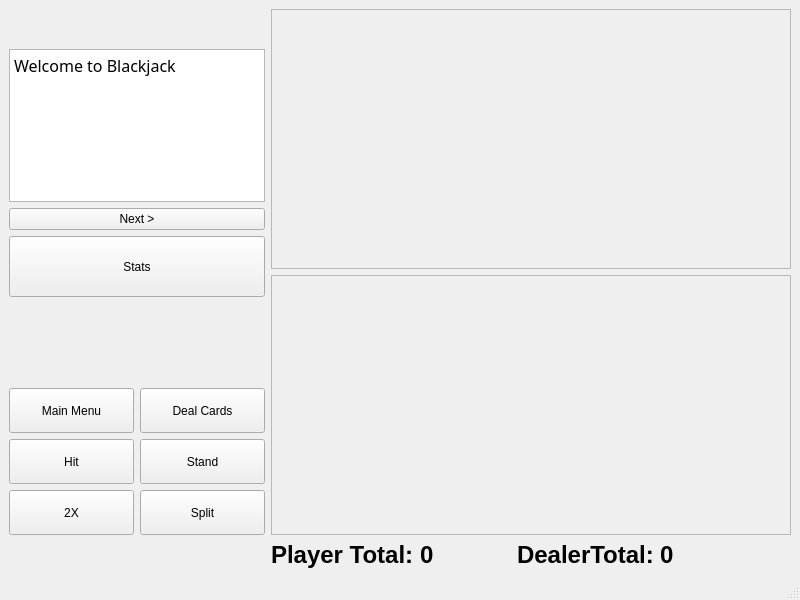
Before: the Qt Designer form blackJackTeacher/PlayingWindow.ui in UofU-CS3505/cs3505-assignment9-BradleyBartelt, drawn with Qt 5.
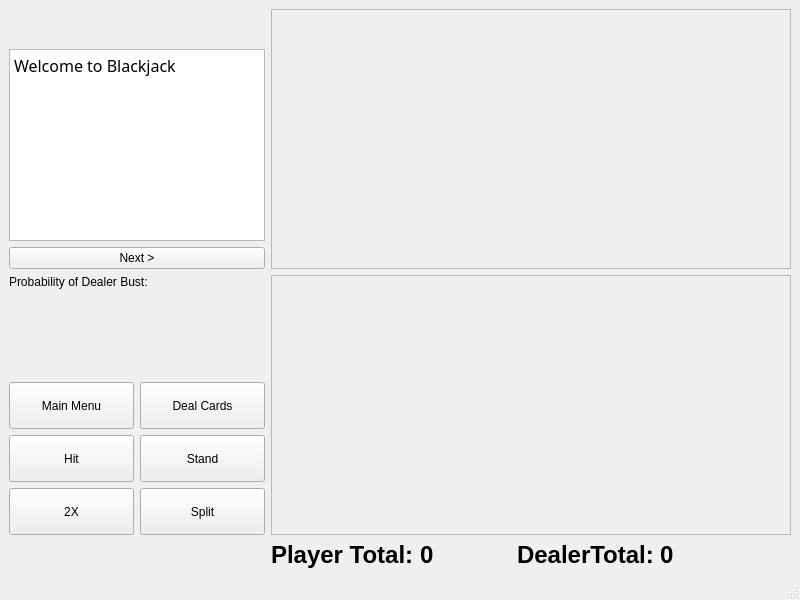
After: the same form once the commit is applied.

Commit message: Added label for stats. Fleshed out some more signals

```diff
--- a/blackJackTeacher/PlayingWindow.ui
+++ b/blackJackTeacher/PlayingWindow.ui
@@ -18,77 +18,6 @@
     <property name="sizeConstraint">
      <enum>QLayout::SetDefaultConstraint</enum>
     </property>
-    <item row="0" column="0">
-     <layout class="QVBoxLayout" name="statsAndTextLayout" stretch="0,5,0,2,0">
-      <item>
-       <spacer name="verticalSpacer_2">
-        <property name="orientation">
-         <enum>Qt::Vertical</enum>
-        </property>
-        <property name="sizeHint" stdset="0">
-         <size>
-          <width>20</width>
-          <height>40</height>
-         </size>
-        </property>
-       </spacer>
-      </item>
-      <item>
-       <widget class="QTextBrowser" name="textDisplay">
-        <property name="font">
-         <font>
-          <family>Rockwell Extra Bold</family>
-          <pointsize>12</pointsize>
-          <bold>true</bold>
-         </font>
-        </property>
-        <property name="html">
-         <string>&lt;!DOCTYPE HTML PUBLIC &quot;-//W3C//DTD HTML 4.0//EN&quot; &quot;http://www.w3.org/TR/REC-html40/strict.dtd&quot;&gt;
-&lt;html&gt;&lt;head&gt;&lt;meta name=&quot;qrichtext&quot; content=&quot;1&quot; /&gt;&lt;meta charset=&quot;utf-8&quot; /&gt;&lt;style type=&quot;text/css&quot;&gt;
-p, li { white-space: pre-wrap; }
-hr { height: 1px; border-width: 0; }
-li.unchecked::marker { content: &quot;\2610&quot;; }
-li.checked::marker { content: &quot;\2612&quot;; }
-&lt;/style&gt;&lt;/head&gt;&lt;body style=&quot; font-family:'Rockwell Extra Bold'; font-size:12pt; font-weight:700; font-style:normal;&quot;&gt;
-&lt;p style=&quot; margin-top:0px; margin-bottom:0px; margin-left:0px; margin-right:0px; -qt-block-indent:0; text-indent:0px;&quot;&gt;&lt;span style=&quot; font-family:'Segoe UI'; font-weight:400;&quot;&gt;Welcome to Blackjack&lt;/span&gt;&lt;/p&gt;&lt;/body&gt;&lt;/html&gt;</string>
-        </property>
-       </widget>
-      </item>
-      <item>
-       <widget class="QPushButton" name="nextButton">
-        <property name="text">
-         <string>Next &gt;</string>
-        </property>
-       </widget>
-      </item>
-      <item>
-       <widget class="QPushButton" name="pushButton_2">
-        <property name="sizePolicy">
-         <sizepolicy hsizetype="Minimum" vsizetype="Expanding">
-          <horstretch>0</horstretch>
-          <verstretch>0</verstretch>
-         </sizepolicy>
-        </property>
-        <property name="text">
-         <string>Stats</string>
-        </property>
-       </widget>
-      </item>
-      <item>
-       <spacer name="verticalSpacer_3">
-        <property name="orientation">
-         <enum>Qt::Vertical</enum>
-        </property>
-        <property name="sizeHint" stdset="0">
-         <size>
-          <width>20</width>
-          <height>40</height>
-         </size>
-        </property>
-       </spacer>
-      </item>
-     </layout>
-    </item>
     <item row="1" column="0">
      <layout class="QVBoxLayout" name="userButtonLayout" stretch="0,0,0,0">
       <item>
@@ -311,6 +240,71 @@
       </item>
      </layout>
     </item>
+    <item row="0" column="0">
+     <layout class="QVBoxLayout" name="statsAndTextLayout" stretch="0,5,0,0,0">
+      <item>
+       <spacer name="verticalSpacer_2">
+        <property name="orientation">
+         <enum>Qt::Vertical</enum>
+        </property>
+        <property name="sizeHint" stdset="0">
+         <size>
+          <width>20</width>
+          <height>40</height>
+         </size>
+        </property>
+       </spacer>
+      </item>
+      <item>
+       <widget class="QTextBrowser" name="textDisplay">
+        <property name="font">
+         <font>
+          <family>Rockwell Extra Bold</family>
+          <pointsize>15</pointsize>
+          <bold>true</bold>
+         </font>
+        </property>
+        <property name="html">
+         <string>&lt;!DOCTYPE HTML PUBLIC &quot;-//W3C//DTD HTML 4.0//EN&quot; &quot;http://www.w3.org/TR/REC-html40/strict.dtd&quot;&gt;
+&lt;html&gt;&lt;head&gt;&lt;meta name=&quot;qrichtext&quot; content=&quot;1&quot; /&gt;&lt;meta charset=&quot;utf-8&quot; /&gt;&lt;style type=&quot;text/css&quot;&gt;
+p, li { white-space: pre-wrap; }
+hr { height: 1px; border-width: 0; }
+li.unchecked::marker { content: &quot;\2610&quot;; }
+li.checked::marker { content: &quot;\2612&quot;; }
+&lt;/style&gt;&lt;/head&gt;&lt;body style=&quot; font-family:'Rockwell Extra Bold'; font-size:15pt; font-weight:700; font-style:normal;&quot;&gt;
+&lt;p style=&quot; margin-top:0px; margin-bottom:0px; margin-left:0px; margin-right:0px; -qt-block-indent:0; text-indent:0px;&quot;&gt;&lt;span style=&quot; font-family:'Segoe UI'; font-size:12pt; font-weight:400;&quot;&gt;Welcome to Blackjack&lt;/span&gt;&lt;/p&gt;&lt;/body&gt;&lt;/html&gt;</string>
+        </property>
+       </widget>
+      </item>
+      <item>
+       <widget class="QPushButton" name="nextButton">
+        <property name="text">
+         <string>Next &gt;</string>
+        </property>
+       </widget>
+      </item>
+      <item>
+       <widget class="QLabel" name="ProbOfDealerBustLabel">
+        <property name="text">
+         <string>Probability of Dealer Bust:</string>
+        </property>
+       </widget>
+      </item>
+      <item>
+       <spacer name="verticalSpacer_3">
+        <property name="orientation">
+         <enum>Qt::Vertical</enum>
+        </property>
+        <property name="sizeHint" stdset="0">
+         <size>
+          <width>20</width>
+          <height>40</height>
+         </size>
+        </property>
+       </spacer>
+      </item>
+     </layout>
+    </item>
    </layout>
   </widget>
   <widget class="QMenuBar" name="menubar">
```
The commit also changes 4 other files.
